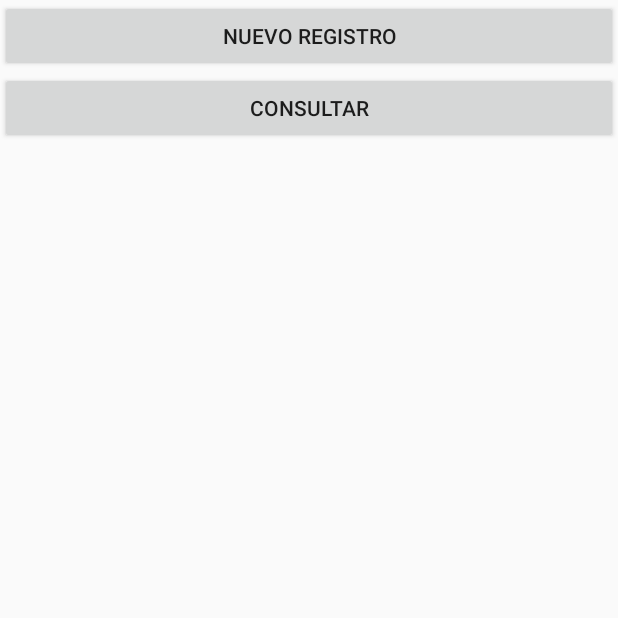
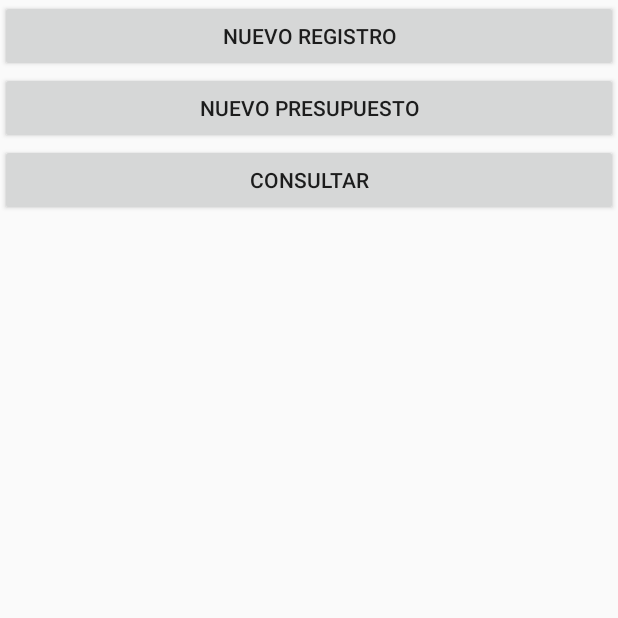
Before and after one commit to compudiego/AdministracionCompudiego, an Android app: the screen it shows after launch (MainActivity), on a phone screen of 412 x 824 dp, the top half of it. Run offline under Robolectric (Android 15) with nearby library versions, the phone set to English and light mode, and no system bars; our stand-ins replace Firebase (no records; nobody signed in at launch, a user with empty details on screens opened directly).

Commit message:
nuevo presupuesto funcionando

```diff
--- a/app/src/main/AndroidManifest.xml
+++ b/app/src/main/AndroidManifest.xml
@@ -20,6 +20,7 @@
             </intent-filter>
         </activity>
         <activity android:name=".NuevoRegistro"></activity>
+        <activity android:name=".NuevoPresupuesto"></activity>
     </application>
 
 </manifest>
--- a/app/src/main/java/com/example/administracioncompudiego/MainActivity.java
+++ b/app/src/main/java/com/example/administracioncompudiego/MainActivity.java
@@ -17,13 +17,25 @@ import android.view.MenuItem;
 import android.widget.Button;
 
 public class MainActivity extends AppCompatActivity {
+
     Button nuevo;
+    Button nuevoPresupuesto;
     Button consulta;
+
     @Override
     protected void onCreate(Bundle savedInstanceState) {
 
         super.onCreate(savedInstanceState);
         setContentView(R.layout.activity_main);
+
+        nuevoPresupuesto = (Button)findViewById(R.id.button3);
+        nuevoPresupuesto.setOnClickListener(new View.OnClickListener() {
+            @Override
+            public void onClick(View v) {
+                Intent intent1 = new Intent (v.getContext(), NuevoPresupuesto.class);
+                startActivityForResult(intent1, 1);
+            }
+        });
 
         nuevo = (Button)findViewById(R.id.button);
         nuevo.setOnClickListener(new View.OnClickListener() {
--- a/app/src/main/res/layout/activity_main.xml
+++ b/app/src/main/res/layout/activity_main.xml
@@ -18,11 +18,19 @@
         tools:layout_margin="25dp" />
 
     <Button
-        android:id="@+id/button2"
+        android:id="@+id/button3"
         android:layout_width="match_parent"
         android:layout_height="wrap_content"
         android:ems="10"
         tools:layout_margin="25dp"
-        android:text="Consultar" />
+        android:text="Nuevo Presupuesto" />
+
+        <Button
+            android:id="@+id/button2"
+            android:layout_width="match_parent"
+            android:layout_height="wrap_content"
+            android:ems="10"
+            tools:layout_margin="25dp"
+            android:text="Consultar" />
     </LinearLayout>
 </androidx.coordinatorlayout.widget.CoordinatorLayout>
```
